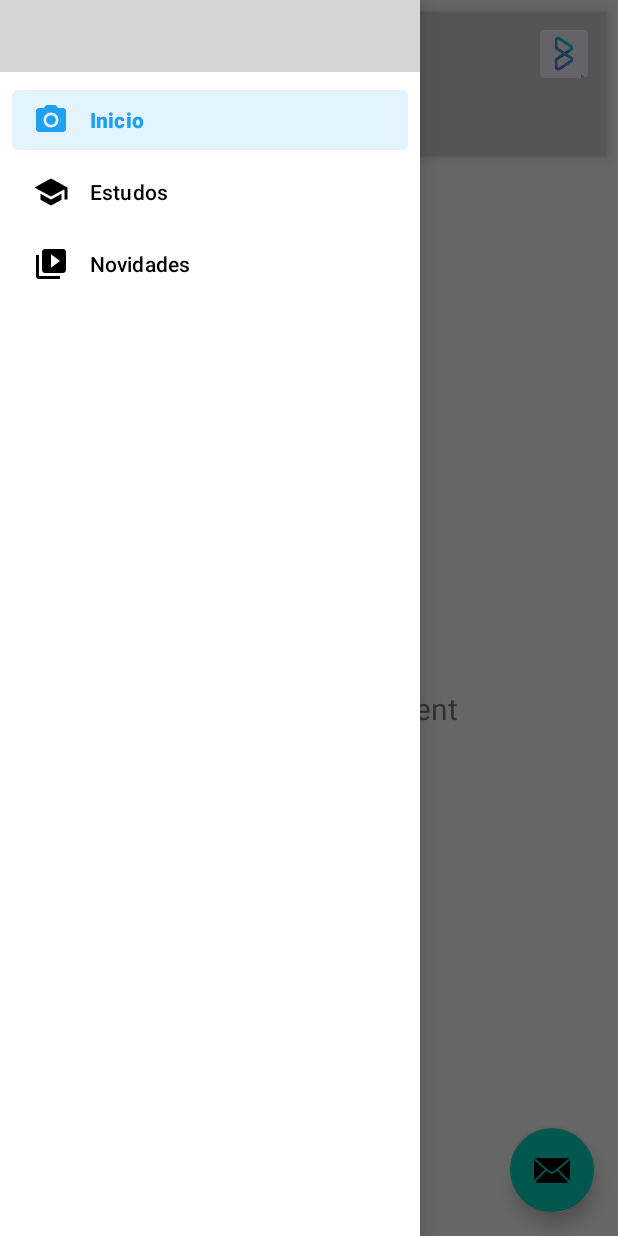
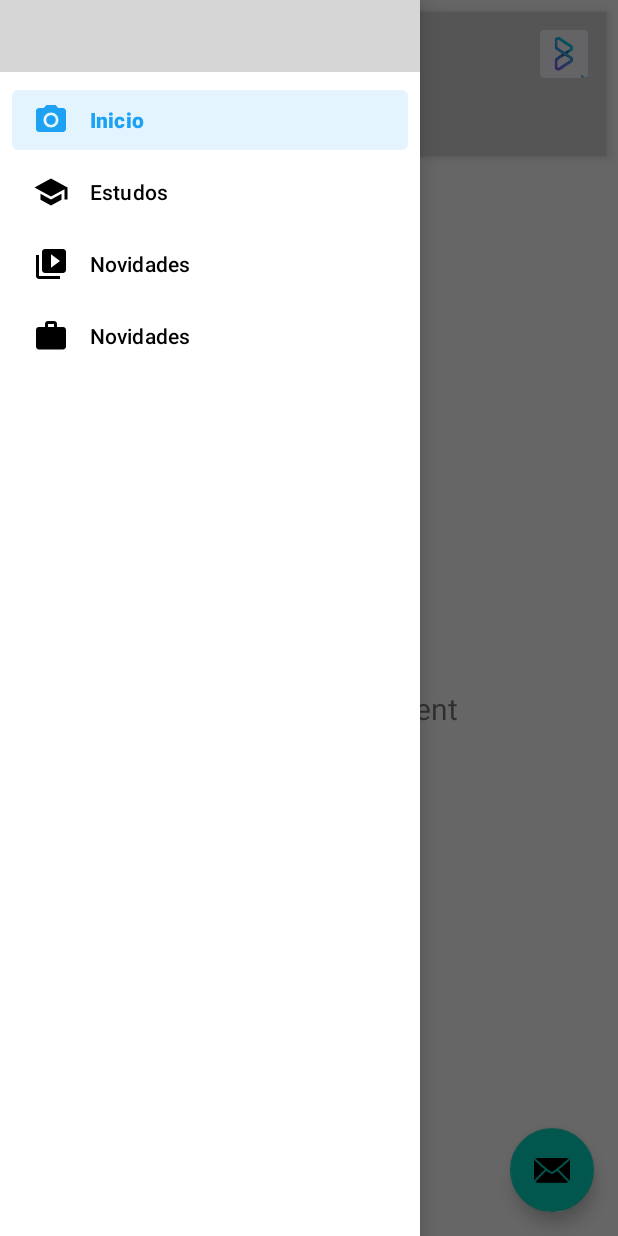
Before and after one commit to Agostinhodossantos/BewiseApp, an Android app: the screen it shows after launch (MainActivity), with the side drawer open, on a phone screen of 412 x 824 dp. Run offline under Robolectric (Android 15) with nearby library versions, the phone set to English and light mode, and no system bars; our stand-ins replace navigation-ui; grey boxes are pictures that could not be loaded.

Commit message:
add nav_jobs

```diff
--- a/app/src/main/AndroidManifest.xml
+++ b/app/src/main/AndroidManifest.xml
@@ -9,6 +9,9 @@
         android:roundIcon="@mipmap/ic_launcher_round"
         android:supportsRtl="true"
         android:theme="@style/Theme.Bewise">
+        <activity
+            android:name=".ui.jobs.JobsActivity"
+            android:exported="true" />
         <activity
             android:name=".MainActivity"
             android:label="@string/app_name"
--- /dev/null
+++ b/app/src/main/res/drawable/ic_baseline_work_24.xml
@@ -0,0 +1,5 @@
+<vector android:height="24dp" android:tint="#AFB0B1"
+    android:viewportHeight="24" android:viewportWidth="24"
+    android:width="24dp" xmlns:android="http://schemas.android.com/apk/res/android">
+    <path android:fillColor="@android:color/white" android:pathData="M20,6h-4L16,4c0,-1.11 -0.89,-2 -2,-2h-4c-1.11,0 -2,0.89 -2,2v2L4,6c-1.11,0 -1.99,0.89 -1.99,2L2,19c0,1.11 0.89,2 2,2h16c1.11,0 2,-0.89 2,-2L22,8c0,-1.11 -0.89,-2 -2,-2zM14,6h-4L10,4h4v2z"/>
+</vector>
--- a/app/src/main/res/menu/activity_main_drawer.xml
+++ b/app/src/main/res/menu/activity_main_drawer.xml
@@ -16,5 +16,14 @@
             android:id="@+id/nav_news"
             android:icon="@drawable/ic_menu_slideshow"
             android:title="@string/menu_news" />
+        <item
+            android:id="@+id/nav_jobs"
+            android:icon="@drawable/ic_baseline_work_24"
+            android:title="@string/menu_news"
+            />
+
+
+
     </group>
+
 </menu>
```
Also changed, not shown: app/src/main/java/com/app/bewise/ui/jobs/JobsActivity.java (added, +14 -0 lines), app/src/main/res/layout/activity_jobs.xml (added, +9 -0 lines), app/src/main/res/navigation/mobile_navigation.xml (+7 -0 lines), app/src/main/res/values/strings.xml (+11 -1 lines).
